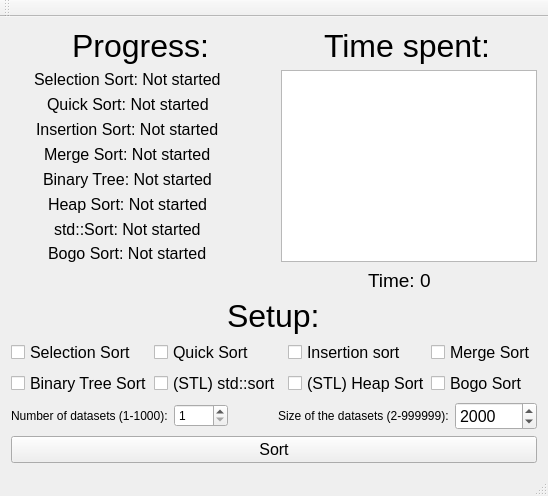
Old version of the form Oblig3/Application/mainwindow.ui in the repository Skau/ADS101Obliger.
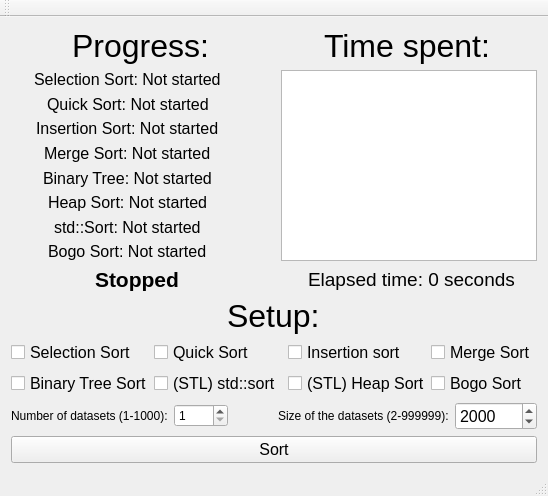
New version of the form.

Patch:
```diff
--- a/Oblig3/Application/mainwindow.ui
+++ b/Oblig3/Application/mainwindow.ui
@@ -209,6 +209,20 @@
     </item>
     <item>
      <layout class="QHBoxLayout" name="horizontalLayout_4">
+      <item alignment="Qt::AlignHCenter">
+       <widget class="QLabel" name="label_Running">
+        <property name="font">
+         <font>
+          <pointsize>16</pointsize>
+          <weight>75</weight>
+          <bold>true</bold>
+         </font>
+        </property>
+        <property name="text">
+         <string>Stopped</string>
+        </property>
+       </widget>
+      </item>
       <item>
        <spacer name="horizontalSpacer_3">
         <property name="orientation">
@@ -219,7 +233,7 @@
         </property>
         <property name="sizeHint" stdset="0">
          <size>
-          <width>251</width>
+          <width>17</width>
           <height>20</height>
          </size>
         </property>
@@ -233,7 +247,7 @@
          </font>
         </property>
         <property name="text">
-         <string>Time: 0</string>
+         <string>Elapsed time: 0 seconds</string>
         </property>
        </widget>
       </item>
```
Left out of the diff: 44 changed lines with no effect on the pictures.
